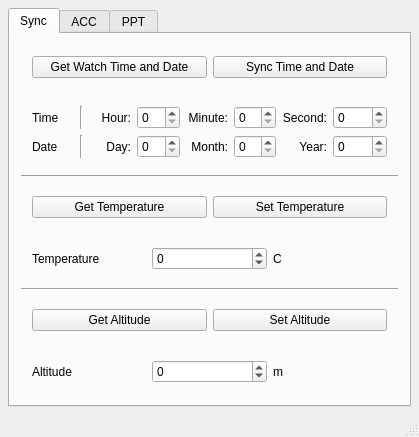
Above: ui/mainwindow.ui from DexterF/QtChronos before the change. Below: the same form after it.
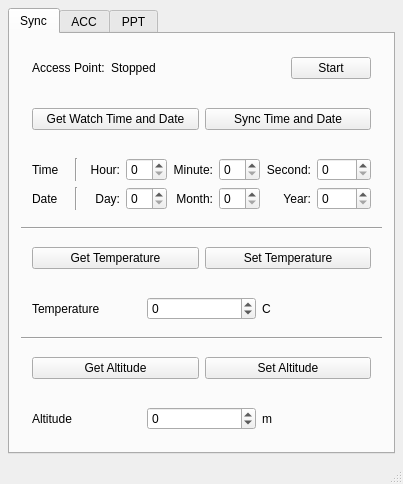
That is the form after the change.

Commit message: Added sync's AP status and start/stop button

The edit to the form file:
```diff
--- a/ui/mainwindow.ui
+++ b/ui/mainwindow.ui
@@ -6,8 +6,8 @@
    <rect>
     <x>0</x>
     <y>0</y>
-    <width>419</width>
-    <height>437</height>
+    <width>403</width>
+    <height>432</height>
    </rect>
   </property>
   <property name="windowTitle">
@@ -43,6 +43,52 @@
         <string>Sync</string>
        </attribute>
        <layout class="QVBoxLayout" name="verticalLayout_2">
+        <item>
+         <widget class="QWidget" name="widget_10" native="true">
+          <layout class="QHBoxLayout" name="horizontalLayout_6">
+           <item>
+            <widget class="QLabel" name="label">
+             <property name="sizePolicy">
+              <sizepolicy hsizetype="Preferred" vsizetype="Preferred">
+               <horstretch>0</horstretch>
+               <verstretch>0</verstretch>
+              </sizepolicy>
+             </property>
+             <property name="text">
+              <string>Access Point:</string>
+             </property>
+            </widget>
+           </item>
+           <item>
+            <widget class="QLabel" name="label_2">
+             <property name="text">
+              <string>Stopped</string>
+             </property>
+            </widget>
+           </item>
+           <item>
+            <spacer name="horizontalSpacer">
+             <property name="orientation">
+              <enum>Qt::Horizontal</enum>
+             </property>
+             <property name="sizeHint" stdset="0">
+              <size>
+               <width>40</width>
+               <height>20</height>
+              </size>
+             </property>
+            </spacer>
+           </item>
+           <item>
+            <widget class="QPushButton" name="pushButton_3">
+             <property name="text">
+              <string>Start</string>
+             </property>
+            </widget>
+           </item>
+          </layout>
+         </widget>
+        </item>
         <item>
          <widget class="QWidget" name="widget" native="true">
           <layout class="QVBoxLayout" name="verticalLayout_3">
```
